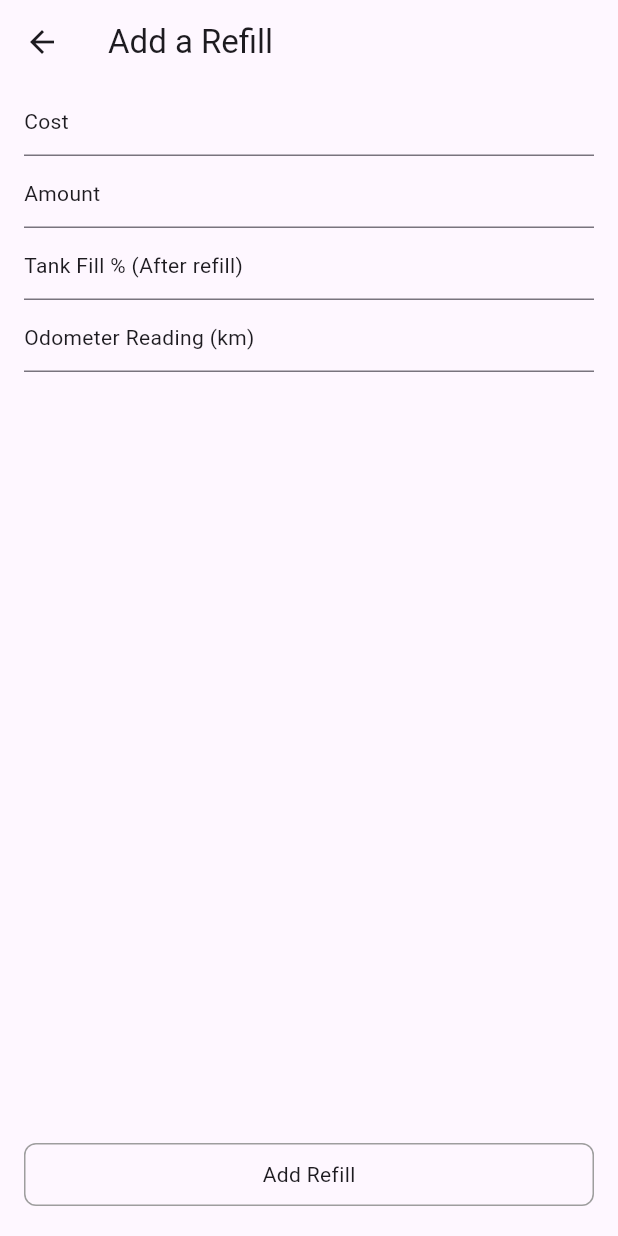
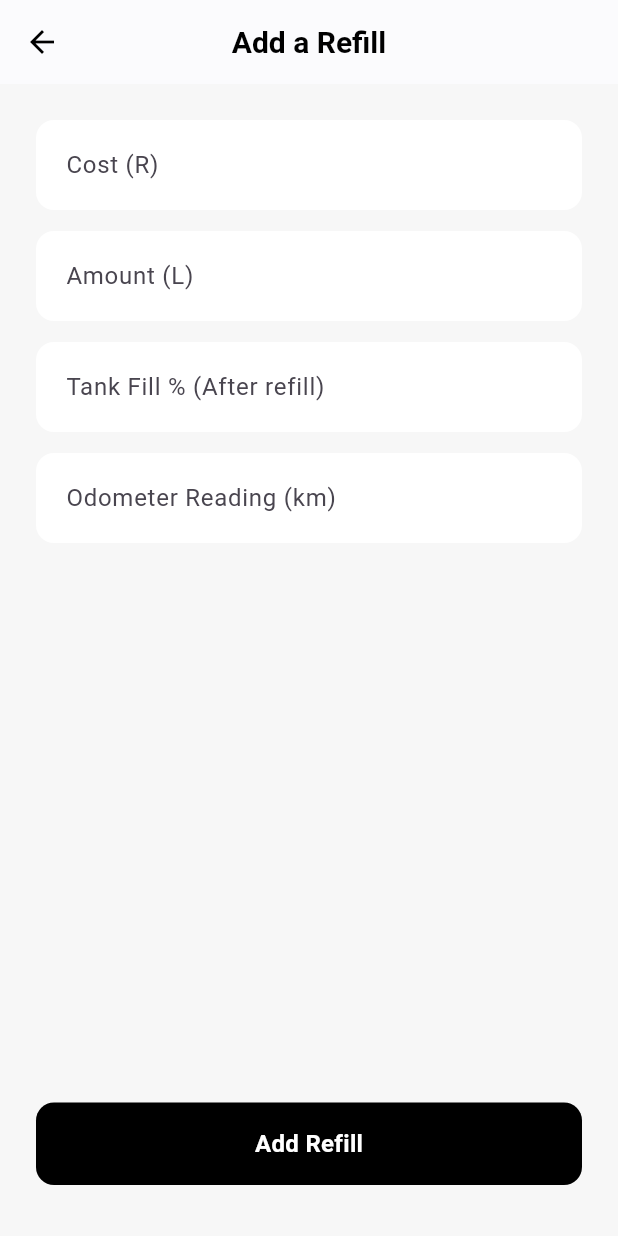
Before and after one commit to Morne-le-Roux/pump_one, a Flutter app: the screen it shows after launch, after a tap on the "add" icon, on a phone screen of 412 x 824 dp. Run offline on Flutter 3.47's test engine with Material 3 defaults, Android fonts, the phone set to English and light mode, and no system bars; our stand-ins replace sqflite; accounts and stored records are empty.

Commit message:
Enhance UI for Add Refill and Home Screen with improved styling and layout adjustments

```diff
--- a/lib/features/core/views/add_refill.dart
+++ b/lib/features/core/views/add_refill.dart
@@ -42,18 +42,47 @@ class _AddRefillState extends State<AddRefill> {
   @override
   Widget build(BuildContext context) {
     return Scaffold(
-      appBar: AppBar(title: Text("Add a Refill")),
+      backgroundColor: const Color(0xFFF7F7F7),
+      appBar: AppBar(
+        title: const Text(
+          "Add a Refill",
+          style: TextStyle(
+            color: Colors.black,
+            fontWeight: FontWeight.w600,
+            fontSize: 20,
+          ),
+        ),
+        backgroundColor: Colors.white,
+        elevation: 0.5,
+        centerTitle: true,
+        iconTheme: const IconThemeData(color: Colors.black),
+      ),
       body: SafeArea(
         child: Padding(
-          padding: EdgeInsets.symmetric(horizontal: 16),
+          padding: const EdgeInsets.symmetric(horizontal: 24, vertical: 16),
           child: Column(
             crossAxisAlignment: CrossAxisAlignment.stretch,
             children: [
+              const SizedBox(height: 8),
               TextFormField(
-                decoration: InputDecoration(hint: Text("Cost")),
-                keyboardType: TextInputType.numberWithOptions(),
+                decoration: InputDecoration(
+                  labelText: "Cost (R)",
+                  filled: true,
+                  fillColor: Colors.white,
+                  border: OutlineInputBorder(
+                    borderRadius: BorderRadius.circular(12),
+                    borderSide: BorderSide.none,
+                  ),
+                  contentPadding: const EdgeInsets.symmetric(
+                    vertical: 18,
+                    horizontal: 16,
+                  ),
+                ),
+                keyboardType: const TextInputType.numberWithOptions(
+                  decimal: true,
+                ),
                 controller: costController,
-                autovalidateMode: AutovalidateMode.onUnfocus,
+                autovalidateMode: AutovalidateMode.onUserInteraction,
                 validator: (value) {
                   if (double.tryParse(value ?? "") == null) {
                     isValid = false;
@@ -63,10 +92,25 @@ class _AddRefillState extends State<AddRefill> {
                   return null;
                 },
               ),
+              const SizedBox(height: 14),
               TextFormField(
-                decoration: InputDecoration(hint: Text("Amount")),
-                keyboardType: TextInputType.numberWithOptions(),
-                autovalidateMode: AutovalidateMode.onUnfocus,
+                decoration: InputDecoration(
+                  labelText: "Amount (L)",
+                  filled: true,
+                  fillColor: Colors.white,
+                  border: OutlineInputBorder(
+                    borderRadius: BorderRadius.circular(12),
+                    borderSide: BorderSide.none,
+                  ),
+                  contentPadding: const EdgeInsets.symmetric(
+                    vertical: 18,
+                    horizontal: 16,
+                  ),
+                ),
+                keyboardType: const TextInputType.numberWithOptions(
+                  decimal: true,
+                ),
+                autovalidateMode: AutovalidateMode.onUserInteraction,
                 controller: amountController,
                 validator: (value) {
                   if (double.tryParse(value ?? "") == null) {
@@ -77,12 +121,25 @@ class _AddRefillState extends State<AddRefill> {
                   return null;
                 },
               ),
+              const SizedBox(height: 14),
               TextFormField(
                 decoration: InputDecoration(
-                  hint: Text("Tank Fill % (After refill)"),
+                  labelText: "Tank Fill % (After refill)",
+                  filled: true,
+                  fillColor: Colors.white,
+                  border: OutlineInputBorder(
+                    borderRadius: BorderRadius.circular(12),
+                    borderSide: BorderSide.none,
+                  ),
+                  contentPadding: const EdgeInsets.symmetric(
+                    vertical: 18,
+                    horizontal: 16,
+                  ),
                 ),
-                keyboardType: TextInputType.numberWithOptions(),
-                autovalidateMode: AutovalidateMode.onUnfocus,
+                keyboardType: const TextInputType.numberWithOptions(
+                  decimal: true,
+                ),
+                autovalidateMode: AutovalidateMode.onUserInteraction,
                 controller: fillPercentageController,
                 validator: (value) {
                   if (double.tryParse(value ?? "") == null) {
@@ -93,12 +150,25 @@ class _AddRefillState extends State<AddRefill> {
                   return null;
                 },
               ),
+              const SizedBox(height: 14),
               TextFormField(
                 decoration: InputDecoration(
-                  hint: Text("Odometer Reading (km)"),
+                  labelText: "Odometer Reading (km)",
+                  filled: true,
+                  fillColor: Colors.white,
+                  border: OutlineInputBorder(
+                    borderRadius: BorderRadius.circular(12),
+                    borderSide: BorderSide.none,
+                  ),
+                  contentPadding: const EdgeInsets.symmetric(
+                    vertical: 18,
+                    horizontal: 16,
+                  ),
                 ),
-                keyboardType: TextInputType.numberWithOptions(),
-                autovalidateMode: AutovalidateMode.onUnfocus,
+                keyboardType: const TextInputType.numberWithOptions(
+                  decimal: false,
+                ),
+                autovalidateMode: AutovalidateMode.onUserInteraction,
                 controller: odometerController,
                 validator: (value) {
                   if (int.tryParse(value ?? "") == null) {
@@ -109,8 +179,8 @@ class _AddRefillState extends State<AddRefill> {
                   return null;
                 },
               ),
-              Expanded(child: SizedBox()),
-              InkWell(
+              const Spacer(),
+              GestureDetector(
                 onTap: () {
                   if (isValid) {
                     refill = Refill(
@@ -127,17 +197,24 @@ class _AddRefillState extends State<AddRefill> {
                   }
                 },
                 child: Container(
-                  padding: EdgeInsets.symmetric(vertical: 10),
+                  padding: const EdgeInsets.symmetric(vertical: 16),
                   alignment: Alignment.center,
-
                   decoration: BoxDecoration(
-                    borderRadius: BorderRadius.circular(8),
-                    border: Border.all(width: 1, color: Colors.grey),
+                    color: Colors.black,
+                    borderRadius: BorderRadius.circular(12),
                   ),
-                  child: Text("Add Refill"),
+                  child: const Text(
+                    "Add Refill",
+                    style: TextStyle(
+                      color: Colors.white,
+                      fontWeight: FontWeight.w600,
+                      fontSize: 16,
+                      letterSpacing: 0.2,
+                    ),
+                  ),
                 ),
               ),
-              SizedBox(height: 20),
+              const SizedBox(height: 18),
             ],
           ),
         ),
--- a/lib/features/core/views/homescreen.dart
+++ b/lib/features/core/views/homescreen.dart
@@ -31,15 +31,25 @@ class _HomeScreenState extends State<HomeScreen> {
   @override
   Widget build(BuildContext context) {
     return Scaffold(
-      floatingActionButton: Container(
-        decoration: BoxDecoration(
-          border: Border.all(width: 1, color: Colors.grey),
-          borderRadius: BorderRadius.circular(8),
+      backgroundColor: const Color(0xFFF7F7F7),
+      appBar: AppBar(
+        title: const Text(
+          'Refills',
+          style: TextStyle(
+            color: Colors.black,
+            fontWeight: FontWeight.w600,
+            fontSize: 22,
+            letterSpacing: -0.5,
           ),
-        child: FloatingActionButton(
-          elevation: 0,
-          backgroundColor: Colors.transparent,
-
+        ),
+        backgroundColor: Colors.white,
+        elevation: 0.5,
+        centerTitle: true,
+        iconTheme: const IconThemeData(color: Colors.black),
+      ),
+      floatingActionButton: FloatingActionButton(
+        backgroundColor: Colors.black,
+        elevation: 2,
         onPressed: () {
           Nav.push(
             context,
@@ -51,13 +61,14 @@ class _HomeScreenState extends State<HomeScreen> {
             ),
           );
         },
-          child: const Icon(Icons.add),
-        ),
+        shape: RoundedRectangleBorder(borderRadius: BorderRadius.circular(16)),
+        child: const Icon(Icons.add, color: Colors.white),
       ),
       body: SafeArea(
         child: Padding(
-          padding: EdgeInsets.symmetric(horizontal: 10),
+          padding: const EdgeInsets.symmetric(horizontal: 0, vertical: 0),
           child: ListView.builder(
+            padding: const EdgeInsets.symmetric(horizontal: 16, vertical: 16),
             itemCount: refills.length,
             itemBuilder: (context, index) {
               final refill = refills[index];
@@ -66,26 +77,30 @@ class _HomeScreenState extends State<HomeScreen> {
                 direction: DismissDirection.endToStart,
                 background: Container(
                   alignment: Alignment.centerRight,
-                  padding: EdgeInsets.symmetric(horizontal: 20),
-                  color: Colors.red,
-                  child: Icon(Icons.delete, color: Colors.white),
+                  padding: const EdgeInsets.symmetric(horizontal: 24),
+                  color: Colors.transparent,
+                  child: const Icon(
+                    Icons.delete_outline,
+                    color: Colors.black38,
+                    size: 28,
+                  ),
                 ),
                 confirmDismiss: (direction) async {
                   final confirm = await showDialog<bool>(
                     context: context,
                     builder: (context) => AlertDialog(
-                      title: Text('Delete Refill'),
-                      content: Text(
+                      title: const Text('Delete Refill'),
+                      content: const Text(
                         'Are you sure you want to delete this refill?',
                       ),
                       actions: [
                         TextButton(
                           onPressed: () => Navigator.of(context).pop(false),
-                          child: Text('Cancel'),
+                          child: const Text('Cancel'),
                         ),
                         TextButton(
                           onPressed: () => Navigator.of(context).pop(true),
-                          child: Text(
+                          child: const Text(
                             'Delete',
                             style: TextStyle(color: Colors.red),
                           ),
@@ -98,15 +113,15 @@ class _HomeScreenState extends State<HomeScreen> {
                     setState(() {
                       refills.removeAt(index);
                     });
-                    ScaffoldMessenger.of(
-                      context,
-                    ).showSnackBar(SnackBar(content: Text('Refill deleted')));
+                    ScaffoldMessenger.of(context).showSnackBar(
+                      const SnackBar(content: Text('Refill deleted')),
+                    );
                     return true;
                   }
                   return false;
                 },
                 child: Padding(
-                  padding: EdgeInsets.only(bottom: 10),
+                  padding: const EdgeInsets.only(bottom: 14),
                   child: SizedBox(
                     width: double.infinity,
                     child: RefillCard(
```
Also changed, not shown: lib/features/core/widgets/refill_card.dart (+67 -14 lines). Lines whose indentation alone changed are shown as unchanged.
